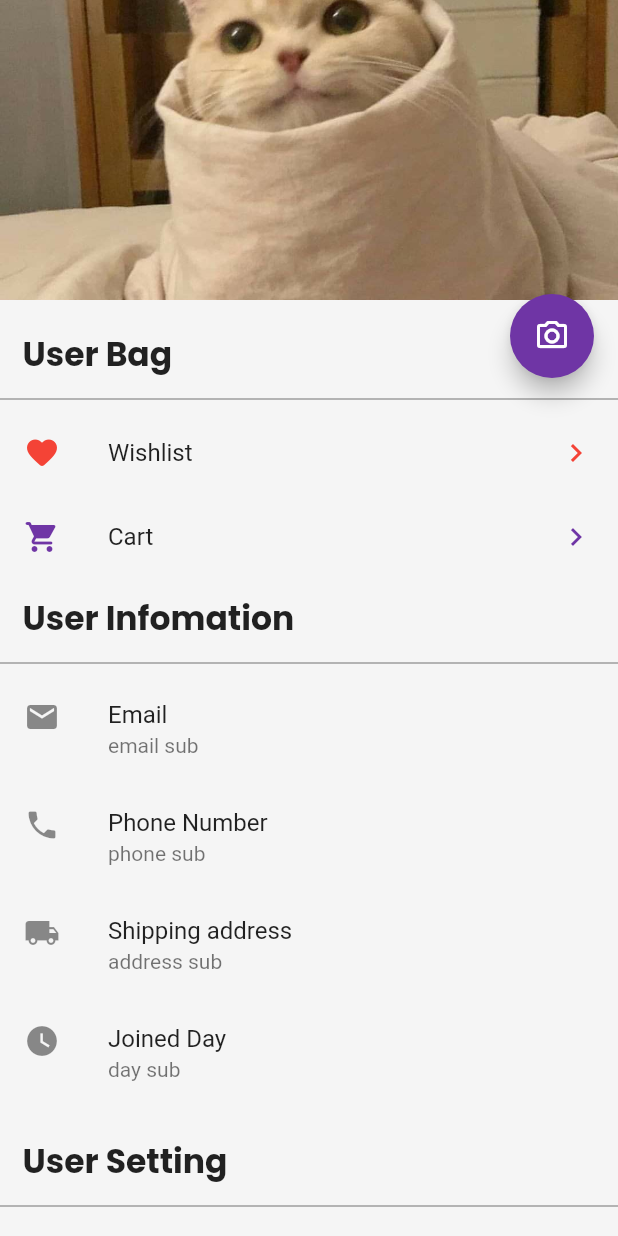
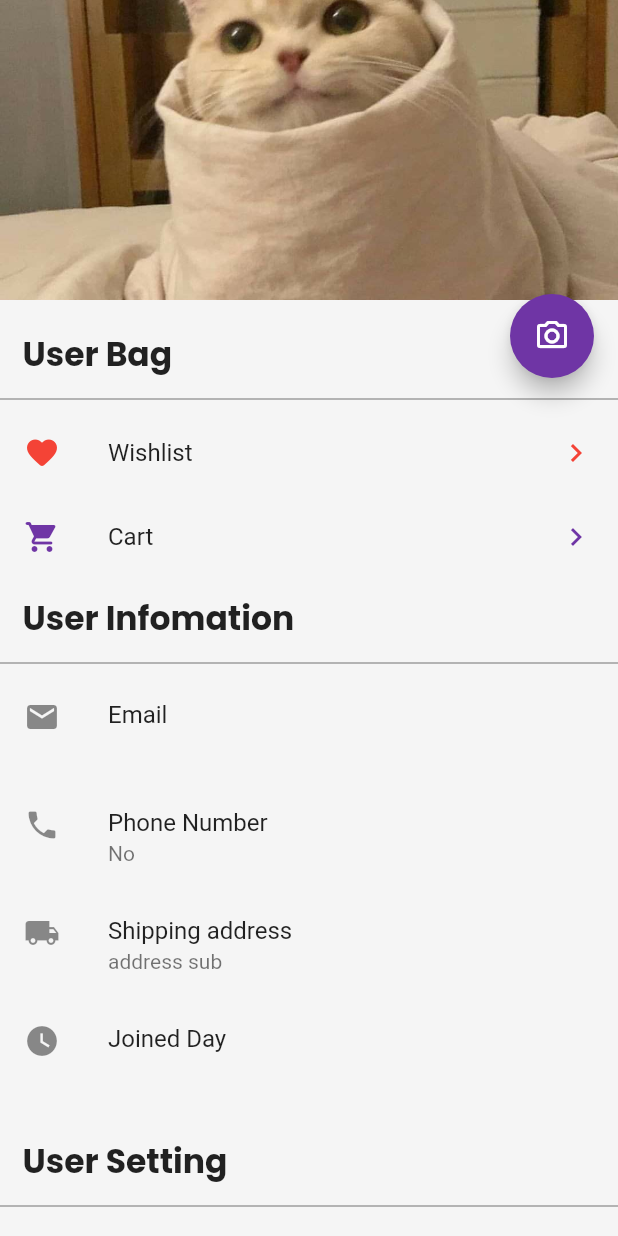
Before and after one commit to dungngminh/ecommerce, a Flutter app: the UserScreen screen opened by its route, on a phone screen of 412 x 824 dp. Run offline on Flutter 3.47's test engine with Material 2 defaults, Android fonts, the phone set to English and light mode, and no system bars; our stand-ins replace backdrop, badges, carousel_slider, cloud_firestore, firebase_auth, firebase_core and 7 more; missing offline and left inert: flutter_card_swipper; accounts and stored records are empty; network calls fail.

Commit message:
implement firebase product

```diff
--- a/lib/screens/init.dart
+++ b/lib/screens/init.dart
@@ -21,10 +21,10 @@ class InitState extends StatelessWidget {
           );
         } else if (snapshot.connectionState == ConnectionState.active) {
           if (snapshot.hasData) {
-            print('logined');
+            print('bottombar');
             return BottomBarScreen();
           } else {
-            print('logout');
+            print('welcome_screen');
             return WelcomeScreen();
           }
         } else
--- a/lib/screens/user/user.dart
+++ b/lib/screens/user/user.dart
@@ -1,8 +1,10 @@
+import 'package:cloud_firestore/cloud_firestore.dart';
 import 'package:ecommerce/provider/dark_theme_provider.dart';
 import 'package:ecommerce/screens/cart/cart.dart';
 import 'package:ecommerce/screens/welcome/welcome.dart';
 import 'package:ecommerce/screens/wishlist/wishlist.dart';
 import 'package:ecommerce/services/firebase_authenticate.dart';
+import 'package:ecommerce/services/firebase_firestore.dart';
 import 'package:ecommerce/utils/constant.dart';
 import 'package:ecommerce/utils/helper_method.dart';
 import 'package:flutter/material.dart';
@@ -17,9 +19,17 @@ class UserScreen extends StatefulWidget {
 
 class _UserScreenState extends State<UserScreen> {
   final ScrollController _scrollController = ScrollController();
-  double top = 0.0;
+  double _top = 0.0;
   final AuthFirebase _auth = AuthFirebase();
   HelperMethod _helperMethod = HelperMethod();
+  final FireDatabase _fireDatabase = FireDatabase();
+
+  String _uid = '';
+  String? _name;
+  String _email = '';
+  String _joinedDate = '';
+  String? _imageUrl;
+  int? _phoneNumber;
 
   final List<IconData> _userListTileIcon = [
     Icons.favorite_rounded,
@@ -38,12 +48,28 @@ class _UserScreenState extends State<UserScreen> {
     _scrollController.addListener(() {
       setState(() {});
     });
+    _getData();
   }
 
   @override
   void dispose() {
     _scrollController.dispose();
     super.dispose();
+  }
+
+  _getData() async {
+    final user = _auth.instance.currentUser;
+    final uid = user!.uid;
+    print(uid);
+    final userDoc = await _fireDatabase.getUserInfoByUID(uid);
+    print(userDoc);
+    setState(() {
+      _name = userDoc.get('name');
+      _email = userDoc.get('email');
+      _imageUrl = userDoc.get('imageUrl');
+      _joinedDate = userDoc.get('joinedDate');
+      _phoneNumber = userDoc.get('phoneNumber');
+    });
   }
 
   @override
@@ -63,7 +89,7 @@ class _UserScreenState extends State<UserScreen> {
                 pinned: true,
                 flexibleSpace: LayoutBuilder(
                   builder: (context, constraints) {
-                    top = constraints.biggest.height;
+                    _top = constraints.biggest.height;
                     return Container(
                       child: FlexibleSpaceBar(
                         collapseMode: CollapseMode.parallax,
@@ -71,7 +97,7 @@ class _UserScreenState extends State<UserScreen> {
                         title: Row(
                           children: [
                             AnimatedOpacity(
-                              opacity: top <= 125 ? 1 : 0,
+                              opacity: _top <= 125 ? 1 : 0,
                               duration: const Duration(milliseconds: 200),
                               child: Row(
                                 children: [
@@ -88,14 +114,17 @@ class _UserScreenState extends State<UserScreen> {
                                       ],
                                       shape: BoxShape.circle,
                                       image: DecorationImage(
-                                          image: Image.asset(
-                                                  'assets/images/komkat.jpg')
-                                              .image,
+                                          image: _imageUrl == null
+                                              ? Image.asset(
+                                                      'assets/images/komkat.jpg',
+                                                      fit: BoxFit.fill)
+                                                  .image
+                                              : Image.network(_imageUrl!).image,
                                           fit: BoxFit.fill),
                                     ),
                                   ),
                                   Text(
-                                    'Kom Kat',
+                                    _name ?? _email,
                                     style: GoogleFonts.poppins(
                                       fontSize: 20,
                                       color: kwhite,
@@ -106,10 +135,15 @@ class _UserScreenState extends State<UserScreen> {
                             ),
                           ],
                         ),
-                        background: Image.asset(
-                          'assets/images/komkat.jpg',
-                          fit: BoxFit.cover,
-                        ),
+                        background: _imageUrl == null
+                            ? Image.asset(
+                                'assets/images/komkat.jpg',
+                                fit: BoxFit.cover,
+                              )
+                            : Image.network(
+                                _imageUrl!,
+                                fit: BoxFit.cover,
+                              ),
                       ),
                     );
                   },
@@ -162,11 +196,12 @@ class _UserScreenState extends State<UserScreen> {
                       thickness: 1,
                       color: Colors.grey,
                     ),
-                    userListTile('Email', 2, subtitle: 'email sub'),
-                    userListTile('Phone Number', 3, subtitle: 'phone sub'),
+                    userListTile('Email', 2, subtitle: _email),
+                    userListTile('Phone Number', 3,
+                        subtitle: _phoneNumber?.toString() ?? 'No'),
                     userListTile('Shipping address', 4,
                         subtitle: 'address sub'),
-                    userListTile('Joined Day', 5, subtitle: 'day sub'),
+                    userListTile('Joined Day', 5, subtitle: _joinedDate),
                     Padding(
                       padding:
                           const EdgeInsets.only(left: 15.0, top: 20, bottom: 5),
--- a/lib/screens/welcome/widget/welcome_body.dart
+++ b/lib/screens/welcome/widget/welcome_body.dart
@@ -1,3 +1,4 @@
+import 'package:ecommerce/provider/dark_theme_provider.dart';
 import 'package:ecommerce/screens/authen/login_screen.dart';
 import 'package:ecommerce/screens/authen/signup_screen.dart';
 import 'package:ecommerce/screens/welcome/widget/welcome_background.dart';
@@ -6,11 +7,13 @@ import 'package:ecommerce/utils/constant.dart';
 import 'package:flutter/material.dart';
 import 'package:flutter_svg/flutter_svg.dart';
 import 'package:google_fonts/google_fonts.dart';
+import 'package:provider/provider.dart';
 
 class WelcomeBody extends StatelessWidget {
   @override
   Widget build(BuildContext context) {
     final size = MediaQuery.of(context).size;
+    final darkTheme = Provider.of<DarkThemeProvider>(context).darkTheme;
     return WelcomeBackground(
       child: SingleChildScrollView(
         child: Column(
@@ -22,7 +25,7 @@ class WelcomeBody extends StatelessWidget {
               style: GoogleFonts.poppins(
                 fontWeight: FontWeight.bold,
                 fontSize: 24,
-                color: kPrimaryColor,
+                color: darkTheme ? kPrimaryLightColor : kPrimaryColor,
               ),
             ),
             SizedBox(
--- a/lib/services/firebase_authenticate.dart
+++ b/lib/services/firebase_authenticate.dart
@@ -48,7 +48,7 @@ class AuthFirebase {
     }
   }
 
-  Future<String?> signInWithGoogle() async {
+  Future<UserCredential?> signInWithGoogle() async {
     final googleSignIn = GoogleSignIn();
     final googleAccount = await googleSignIn.signIn();
     if (googleAccount != null) {
@@ -60,8 +60,8 @@ class AuthFirebase {
                 accessToken: googleAuth.accessToken,
                 idToken: googleAuth.idToken),
           );
-          print(result);
-          return 'Logged in with ${result.additionalUserInfo!.profile!['email']}';
+          // return 'Logged in with ${result.additionalUserInfo!.profile!['email']}';
+          return result;
         } catch (error) {
           return null;
         }
--- a/pubspec.yaml
+++ b/pubspec.yaml
@@ -30,6 +30,7 @@ dependencies:
   cupertino_icons: ^1.0.2
   firebase_auth: ^3.0.1
   firebase_core: ^1.4.0
+  firebase_storage: ^10.0.1
   flutter_card_swipper: ^0.4.0
   flutter_staggered_grid_view: ^0.4.0
   flutter_svg: ^0.22.0
```
Also changed, not shown: lib/screens/authen/widget/login_body.dart (+34 -6 lines), lib/screens/authen/widget/signup_body.dart (+53 -18 lines), lib/services/firebase_dbStorage.dart (added, +18 -0 lines), lib/services/firebase_firestore.dart (+26 -2 lines), pubspec.lock.
